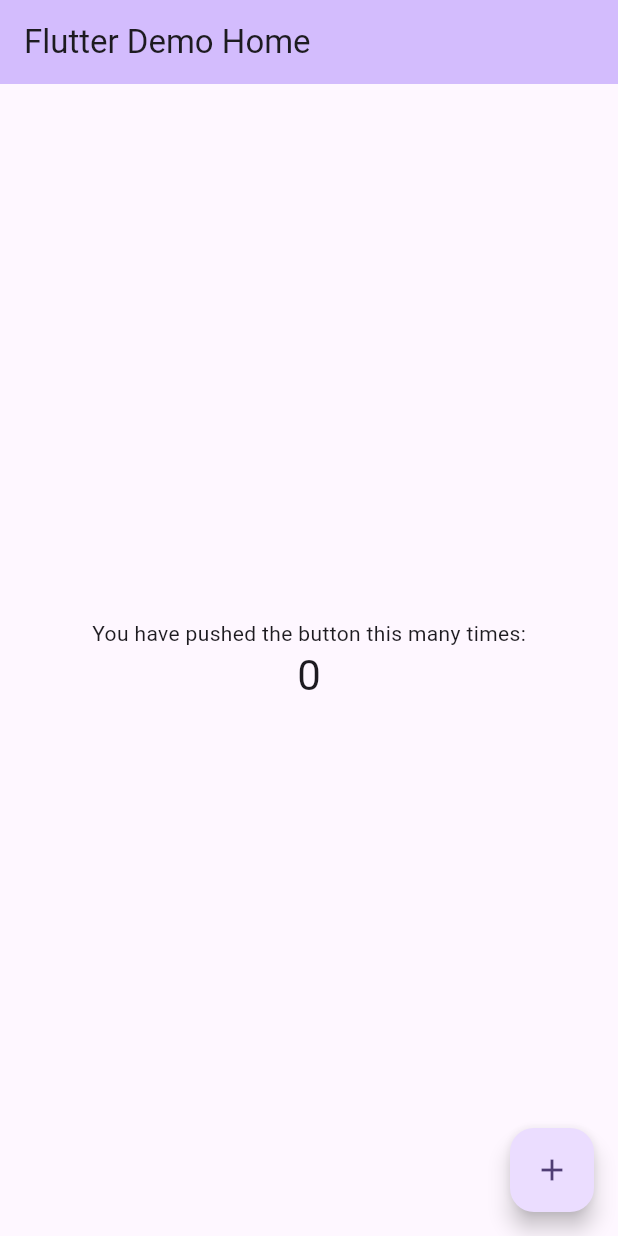
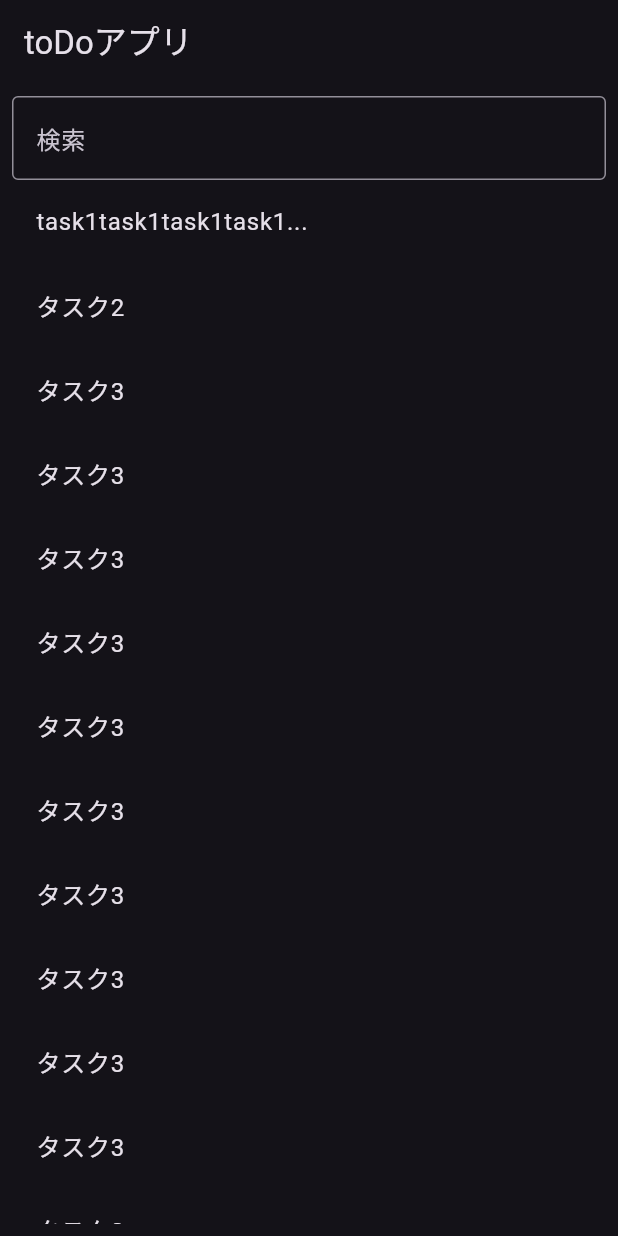
Before and after one commit to AmenophisI/flutter_user_list, a Flutter app: the screen it shows after launch, on a phone screen of 412 x 824 dp. Run offline on Flutter 3.47's test engine with Material 3 defaults, Android fonts, the phone set to English and light mode, and no system bars.

Commit message:
todoアプリ作成

```diff
--- /dev/null
+++ b/lib/detail.dart
@@ -0,0 +1,20 @@
+import 'package:flutter/material.dart';
+
+class Detail extends StatelessWidget {
+  const Detail({super.key, required this.toDo});
+
+  final String toDo;
+
+  @override
+  Widget build(BuildContext context) {
+    return Scaffold(
+      appBar: AppBar(
+        title: Text('詳細画面'),
+      ),
+      body: Padding(
+        padding: const EdgeInsets.all(8.0),
+        child: Text(toDo),
+      ),
+    );
+  }
+}
--- /dev/null
+++ b/lib/home.dart
@@ -0,0 +1,86 @@
+import 'package:flutter/material.dart';
+import 'detail.dart';
+
+class Home extends StatefulWidget {
+  const Home({super.key});
+
+  @override
+  State<Home> createState() => _HomeState();
+}
+
+class _HomeState extends State<Home> {
+  List<String> todos = [
+    'task1task1task1task1task1task1task1task1task1',
+    'タスク2',
+    'タスク3',
+    'タスク3',
+    'タスク3',
+    'タスク3',
+    'タスク3',
+    'タスク3',
+    'タスク3',
+    'タスク3',
+    'タスク3',
+    'タスク3',
+    'タスク3',
+    'タスク3',
+    'タスク3',
+    'タスク3',
+  ];
+  List<String> filteredToDos = [];
+
+  String listedTodo = '';
+
+  @override
+  void initState() {
+    super.initState();
+    filteredToDos = todos;
+  }
+
+  void filterToDos(String condition) {
+    setState(() {
+      filteredToDos = todos.where((todo) => todo.contains(condition)).toList();
+    });
+  }
+
+  @override
+  Widget build(BuildContext context) {
+    return Scaffold(
+      appBar: AppBar(
+        title: Text('toDoアプリ'),
+      ),
+      body: Padding(
+        padding: const EdgeInsets.all(8.0),
+        child: Column(
+          children: [
+            TextField(
+              decoration: InputDecoration(
+                border: OutlineInputBorder(),
+                hintText: "検索",
+              ),
+              onChanged: filterToDos,
+            ),
+            Expanded(
+              child: ListView.builder(
+                itemCount: filteredToDos.length,
+                itemBuilder: (context, index) {
+                  listedTodo = filteredToDos[index];
+                  if (listedTodo.length > 20) {
+                    listedTodo = '${listedTodo.substring(0, 20)}...';
+                  }
+                  return ListTile(
+                    title: Text(listedTodo),
+                    onTap: () {
+                      Navigator.of(context).push(MaterialPageRoute(
+                          builder: (_) => Detail(toDo: filteredToDos[index])));
+                    },
+                  );
+                },
+              ),
+            ),
+          ],
+        ),
+      ),
+    );
+  }
+}
--- a/lib/main.dart
+++ b/lib/main.dart
@@ -1,125 +1,17 @@
 import 'package:flutter/material.dart';
 
-void main() {
-  runApp(const MyApp());
-}
+import 'home.dart';
+
+void main() => runApp(MyApp());
 
 class MyApp extends StatelessWidget {
-  const MyApp({super.key});
-
-  // This widget is the root of your application.
   @override
   Widget build(BuildContext context) {
     return MaterialApp(
-      title: 'Flutter Demo',
-      theme: ThemeData(
-        // This is the theme of your application.
-        //
-        // TRY THIS: Try running your application with "flutter run". You'll see
-        // the application has a purple toolbar. Then, without quitting the app,
-        // try changing the seedColor in the colorScheme below to Colors.green
-        // and then invoke "hot reload" (save your changes or press the "hot
-        // reload" button in a Flutter-supported IDE, or press "r" if you used
-        // the command line to start the app).
-        //
-        // Notice that the counter didn't reset back to zero; the application
-        // state is not lost during the reload. To reset the state, use hot
-        // restart instead.
-        //
-        // This works for code too, not just values: Most code changes can be
-        // tested with just a hot reload.
-        colorScheme: ColorScheme.fromSeed(seedColor: Colors.deepPurple),
-        useMaterial3: true,
-      ),
-      home: const MyHomePage(title: 'Flutter Demo Home'),
+      title: "toDoアプリ",
+      theme: ThemeData.dark(),
+      debugShowCheckedModeBanner: false,
+      home: Home(),
     );
   }
 }
-
-class MyHomePage extends StatefulWidget {
-  const MyHomePage({super.key, required this.title});
-
-  // This widget is the home page of your application. It is stateful, meaning
-  // that it has a State object (defined below) that contains fields that affect
-  // how it looks.
-
-  // This class is the configuration for the state. It holds the values (in this
-  // case the title) provided by the parent (in this case the App widget) and
-  // used by the build method of the State. Fields in a Widget subclass are
-  // always marked "final".
-
-  final String title;
-
-  @override
-  State<MyHomePage> createState() => _MyHomePageState();
-}
-
-class _MyHomePageState extends State<MyHomePage> {
-  int _counter = 0;
-
-  void _incrementCounter() {
-    setState(() {
-      // This call to setState tells the Flutter framework that something has
-      // changed in this State, which causes it to rerun the build method below
-      // so that the display can reflect the updated values. If we changed
-      // _counter without calling setState(), then the build method would not be
-      // called again, and so nothing would appear to happen.
-      _counter++;
-    });
-  }
-
-  @override
-  Widget build(BuildContext context) {
-    // This method is rerun every time setState is called, for instance as done
-    // by the _incrementCounter method above.
-    //
-    // The Flutter framework has been optimized to make rerunning build methods
-    // fast, so that you can just rebuild anything that needs updating rather
-    // than having to individually change instances of widgets.
-    return Scaffold(
-      appBar: AppBar(
-        // TRY THIS: Try changing the color here to a specific color (to
-        // Colors.amber, perhaps?) and trigger a hot reload to see the AppBar
-        // change color while the other colors stay the same.
-        backgroundColor: Theme.of(context).colorScheme.inversePrimary,
-        // Here we take the value from the MyHomePage object that was created by
-        // the App.build method, and use it to set our appbar title.
-        title: Text(widget.title),
-      ),
-      body: Center(
-        // Center is a layout widget. It takes a single child and positions it
-        // in the middle of the parent.
-        child: Column(
-          // Column is also a layout widget. It takes a list of children and
-          // arranges them vertically. By default, it sizes itself to fit its
-          // children horizontally, and tries to be as tall as its parent.
-          //
-          // Column has various properties to control how it sizes itself and
-          // how it positions its children. Here we use mainAxisAlignment to
-          // center the children vertically; the main axis here is the vertical
-          // axis because Columns are vertical (the cross axis would be
-          // horizontal).
-          //
-          // TRY THIS: Invoke "debug painting" (choose the "Toggle Debug Paint"
-          // action in the IDE, or press "p" in the console), to see the
-          // wireframe for each widget.
-          mainAxisAlignment: MainAxisAlignment.center,
-          children: <Widget>[
-            const Text(
-              'You have pushed the button this many times:',
-            ),
-            Text(
-              '$_counter',
-              style: Theme.of(context).textTheme.headlineMedium,
-            ),
-          ],
-        ),
-      ),
-      floatingActionButton: FloatingActionButton(
-        onPressed: _incrementCounter,
-        tooltip: 'Increment',
-        child: const Icon(Icons.add),
-      ), // This trailing comma makes auto-formatting nicer for build methods.
-    );
-  }
-}
```
Also changed, not shown: 1 other file.
